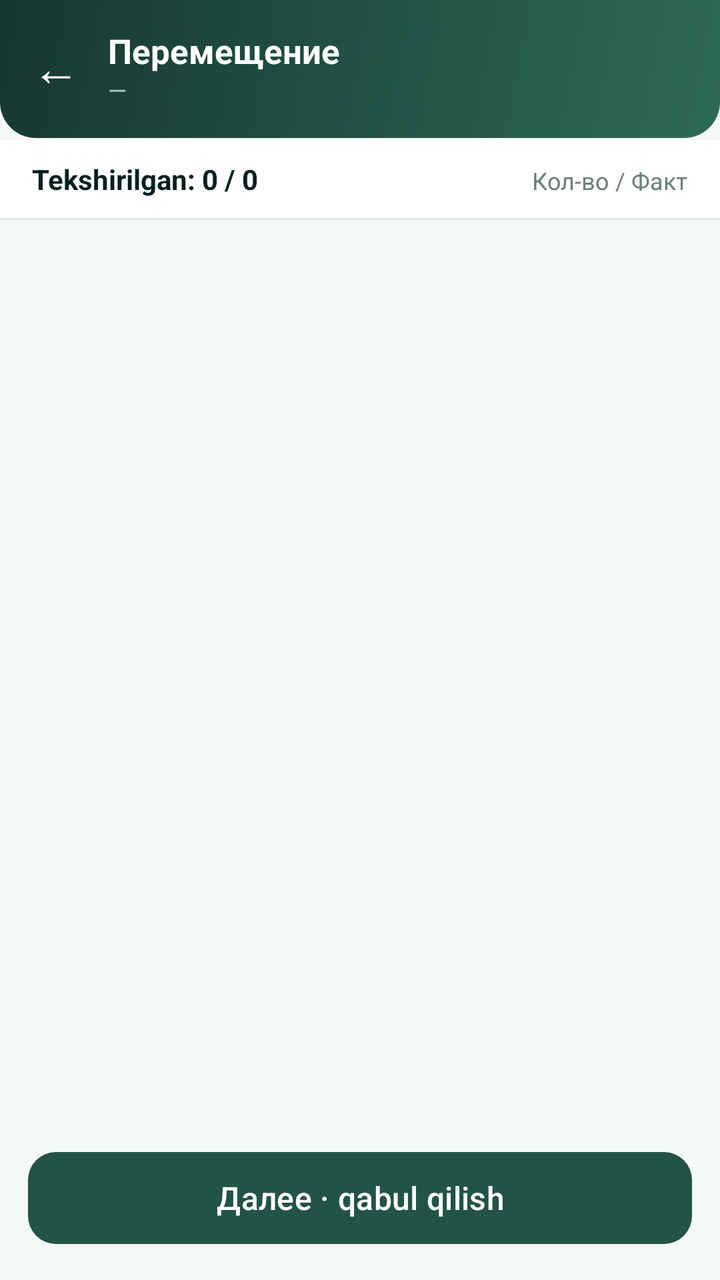
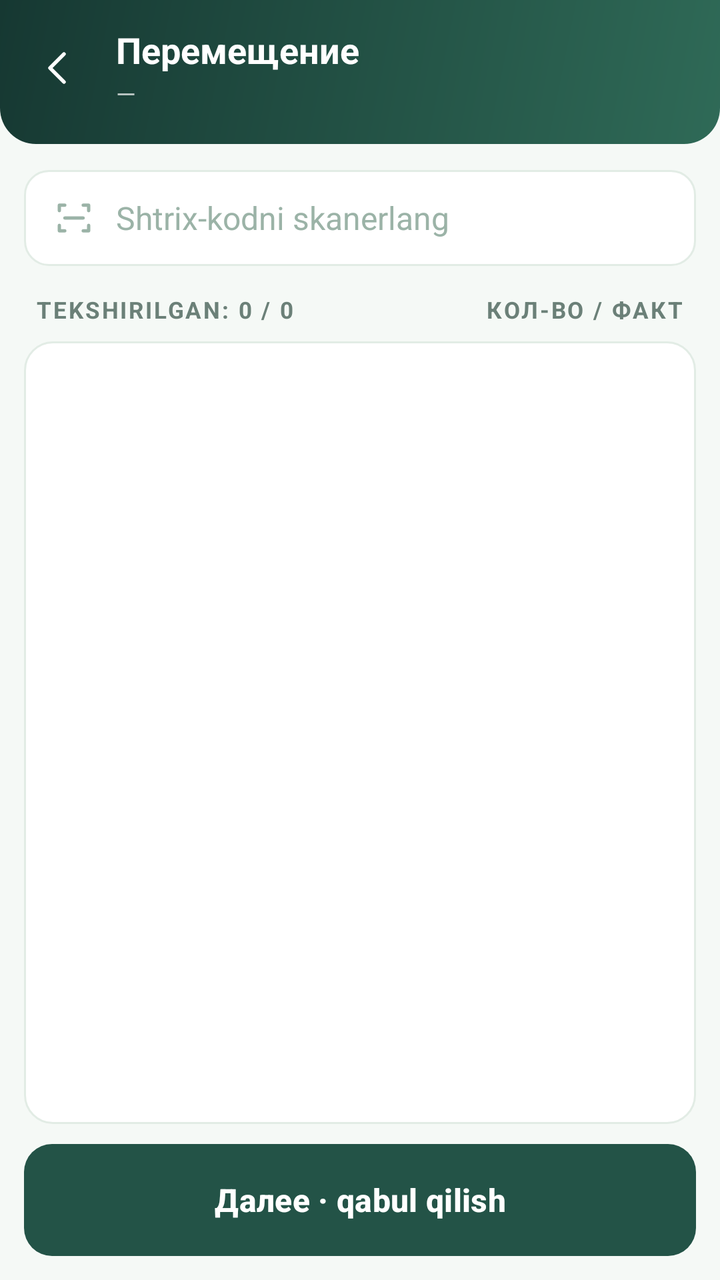

The first picture is an Android layout as it rendered before a commit; the second is the same layout after the commit. The layout source and the unified diff follow.
<!-- AndroidManifest.xml: application theme Theme.SevimliTZD -->
<!-- res/layout/activity_move_receive.xml -->
<?xml version="1.0" encoding="utf-8"?>
<LinearLayout xmlns:android="http://schemas.android.com/apk/res/android"
    xmlns:app="http://schemas.android.com/apk/res-auto"
    android:layout_width="match_parent"
    android:layout_height="match_parent"
    android:orientation="vertical"
    android:background="@color/bg_light">

    <LinearLayout
        android:layout_width="match_parent"
        android:layout_height="wrap_content"
        android:orientation="horizontal"
        android:gravity="center_vertical"
        android:background="@drawable/bg_header"
        android:paddingStart="16dp"
        android:paddingEnd="16dp"
        android:paddingTop="14dp"
        android:paddingBottom="16dp">

        <TextView
            android:id="@+id/btnBack"
            android:layout_width="wrap_content"
            android:layout_height="wrap_content"
            android:text="←"
            android:textColor="@color/white"
            android:textSize="24sp"
            android:paddingEnd="14dp" />

        <LinearLayout
            android:layout_width="0dp"
            android:layout_height="wrap_content"
            android:layout_weight="1"
            android:orientation="vertical">

            <TextView
                android:id="@+id/headerName"
                android:layout_width="wrap_content"
                android:layout_height="wrap_content"
                android:text="Перемещение"
                android:textColor="@color/white"
                android:textSize="17sp"
                android:textStyle="bold" />

            <TextView
                android:id="@+id/headerRoute"
                android:layout_width="wrap_content"
                android:layout_height="wrap_content"
                android:text="—"
                android:textColor="@color/white70"
                android:textSize="12sp" />
        </LinearLayout>
    </LinearLayout>

    <EditText
        android:id="@+id/scanInput"
        android:layout_width="1dp"
        android:layout_height="1dp"
        android:inputType="text"
        android:imeOptions="actionDone"
        android:background="@null"
        android:importantForAutofill="no" />

    <LinearLayout
        android:layout_width="match_parent"
        android:layout_height="wrap_content"
        android:orientation="horizontal"
        android:background="@color/white"
        android:paddingStart="16dp"
        android:paddingEnd="16dp"
        android:paddingTop="10dp"
        android:paddingBottom="10dp">

        <TextView
            android:id="@+id/progressText"
            android:layout_width="0dp"
            android:layout_height="wrap_content"
            android:layout_weight="1"
            android:text="Tekshirilgan: 0 / 0"
            android:textColor="@color/text_dark"
            android:textSize="14sp"
            android:textStyle="bold" />

        <TextView
            android:layout_width="wrap_content"
            android:layout_height="wrap_content"
            android:text="Кол-во / Факт"
            android:textColor="@color/text_gray"
            android:textSize="12sp" />
    </LinearLayout>

    <View
        android:layout_width="match_parent"
        android:layout_height="1dp"
        android:background="@color/card_stroke" />

    <ProgressBar
        android:id="@+id/loading"
        android:layout_width="30dp"
        android:layout_height="30dp"
        android:layout_gravity="center_horizontal"
        android:layout_margin="16dp"
        android:indeterminateTint="@color/brand"
        android:visibility="gone" />

    
    <androidx.recyclerview.widget.RecyclerView
        android:id="@+id/list"
        android:layout_width="match_parent"
        android:layout_height="0dp"
        android:layout_weight="1"
        android:overScrollMode="never"
        android:scrollbars="vertical" />

    <com.google.android.material.button.MaterialButton
        android:id="@+id/btnConfirm"
        android:layout_width="match_parent"
        android:layout_height="54dp"
        android:layout_margin="14dp"
        android:text="Далее · qabul qilish"
        android:textAllCaps="false"
        android:textSize="16sp"
        app:backgroundTint="@color/brand"
        app:cornerRadius="14dp" />
</LinearLayout>
<!-- resources referenced by this layout -->
<resources>
  <color name="bg_light">#F5F9F6</color>
  <color name="brand">#235347</color>
  <color name="card_stroke">#E2ECE5</color>
  <color name="text_dark">#051F20</color>
  <color name="text_gray">#6B8078</color>
  <color name="white">#FFFFFF</color>
  <color name="white70">#B3FFFFFF</color>
  <color name="brand_soft">#2F6A57</color>
  <color name="brand_dark">#163832</color>
  <!-- unchanged entries left out for length: 6 -->
</resources>

<!-- the commit's change to res/layout/activity_move_receive.xml (unified diff, before → after) -->
@@ -12,43 +12,43 @@
         android:orientation="horizontal"
         android:gravity="center_vertical"
         android:background="@drawable/bg_header"
-        android:paddingStart="16dp"
-        android:paddingEnd="16dp"
-        android:paddingTop="14dp"
-        android:paddingBottom="16dp">
+        android:paddingStart="6dp"
+        android:paddingEnd="8dp"
+        android:paddingTop="10dp"
+        android:paddingBottom="14dp">
 
-        <TextView
+        <ImageView
             android:id="@+id/btnBack"
-            android:layout_width="wrap_content"
-            android:layout_height="wrap_content"
-            android:text="←"
-            android:textColor="@color/white"
-            android:textSize="24sp"
-            android:paddingEnd="14dp" />
+            android:layout_width="48dp"
+            android:layout_height="48dp"
+            android:padding="12dp"
+            android:src="@drawable/j_ic_back"
+            app:tint="@color/white"
+            android:background="?attr/selectableItemBackgroundBorderless"
+            android:contentDescription="Orqaga" />
 
         <LinearLayout
             android:layout_width="0dp"
             android:layout_height="wrap_content"
             android:layout_weight="1"
+            android:layout_marginStart="4dp"
             android:orientation="vertical">
 
             <TextView
                 android:id="@+id/headerName"
-                android:layout_width="wrap_content"
-                android:layout_height="wrap_content"
-                android:text="Перемещение"
-                android:textColor="@color/white"
-                android:textSize="17sp"
-                android:textStyle="bold" />
+                style="@style/J.HeadTitle"
+                android:textSize="18sp"
+                android:maxLines="1"
+                android:ellipsize="end"
+                android:text="Перемещение" />
 
             <TextView
                 android:id="@+id/headerRoute"
-                android:layout_width="wrap_content"
-                android:layout_height="wrap_content"
-                android:text="—"
-                android:textColor="@color/white70"
-                android:textSize="12sp" />
+                style="@style/J.HeadSub"
+                android:layout_marginTop="1dp"
+                android:text="—" />
         </LinearLayout>
+
     </LinearLayout>
 
     <EditText
@@ -64,61 +64,81 @@
         android:layout_width="match_parent"
         android:layout_height="wrap_content"
         android:orientation="horizontal"
-        android:background="@color/white"
-        android:paddingStart="16dp"
-        android:paddingEnd="16dp"
-        android:paddingTop="10dp"
-        android:paddingBottom="10dp">
+        android:gravity="center_vertical"
+        android:layout_marginStart="12dp"
+        android:layout_marginEnd="12dp"
+        android:layout_marginTop="12dp"
+        android:paddingStart="14dp"
+        android:paddingEnd="14dp"
+        android:paddingTop="13dp"
+        android:paddingBottom="13dp"
+        android:background="@drawable/j_field">
+
+        <ImageView
+            android:layout_width="22dp"
+            android:layout_height="22dp"
+            android:src="@drawable/j_ic_scan"
+            app:tint="#9BB3A7"
+            android:contentDescription="Skan" />
+
+        <TextView
+            style="@style/J.Body"
+            android:layout_width="0dp"
+            android:layout_weight="1"
+            android:layout_marginStart="10dp"
+            android:textColor="#9BB3A7"
+            android:text="Shtrix-kodni skanerlang" />
+
+    </LinearLayout>
+
+    <LinearLayout
+        android:layout_width="match_parent"
+        android:layout_height="wrap_content"
+        android:orientation="horizontal"
+        android:gravity="center_vertical"
+        android:paddingStart="18dp"
+        android:paddingEnd="18dp"
+        android:paddingTop="14dp"
+        android:paddingBottom="8dp">
 
         <TextView
             android:id="@+id/progressText"
+            style="@style/J.Sec"
             android:layout_width="0dp"
-            android:layout_height="wrap_content"
             android:layout_weight="1"
-            android:text="Tekshirilgan: 0 / 0"
-            android:textColor="@color/text_dark"
-            android:textSize="14sp"
-            android:textStyle="bold" />
+            android:text="Tekshirilgan: 0 / 0" />
 
         <TextView
-            android:layout_width="wrap_content"
-            android:layout_height="wrap_content"
-            android:text="Кол-во / Факт"
-            android:textColor="@color/text_gray"
-            android:textSize="12sp" />
+            style="@style/J.Sec"
+            android:text="Кол-во / Факт" />
     </LinearLayout>
-
-    <View
-        android:layout_width="match_parent"
-        android:layout_height="1dp"
-        android:background="@color/card_stroke" />
 
     <ProgressBar
         android:id="@+id/loading"
         android:layout_width="30dp"
         android:layout_height="30dp"
         android:layout_gravity="center_horizontal"
-        android:layout_margin="16dp"
+        android:layout_margin="10dp"
         android:indeterminateTint="@color/brand"
         android:visibility="gone" />
 
-    
     <androidx.recyclerview.widget.RecyclerView
         android:id="@+id/list"
         android:layout_width="match_parent"
         android:layout_height="0dp"
         android:layout_weight="1"
+        android:layout_marginStart="12dp"
+        android:layout_marginEnd="12dp"
+        android:background="@drawable/j_card"
         android:overScrollMode="never"
         android:scrollbars="vertical" />
 
     <com.google.android.material.button.MaterialButton
         android:id="@+id/btnConfirm"
-        android:layout_width="match_parent"
-        android:layout_height="54dp"
-        android:layout_margin="14dp"
-        android:text="Далее · qabul qilish"
-        android:textAllCaps="false"
-        android:textSize="16sp"
-        app:backgroundTint="@color/brand"
-        app:cornerRadius="14dp" />
+        style="@style/J.Btn.Primary"
+        android:layout_marginStart="12dp"
+        android:layout_marginEnd="12dp"
+        android:layout_marginTop="10dp"
+        android:layout_marginBottom="12dp"
+        android:text="Далее · qabul qilish" />
 </LinearLayout>
<!-- resource entries referenced after the edit -->
@@ -4,8 +4,75 @@
   <color name="brand">#235347</color>
   <color name="card_stroke">#E2ECE5</color>
   <color name="text_dark">#051F20</color>
+  <style name="J.Btn" parent="Widget.Material3.Button">
+          <item name="android:layout_width">match_parent</item>
+          <item name="android:layout_height">56dp</item>
+          <item name="android:textSize">16sp</item>
+          <item name="android:textAllCaps">false</item>
+          <item name="android:textStyle">bold</item>
+          <item name="cornerRadius">14dp</item>
+          
+          <item name="android:insetTop">0dp</item>
+          <item name="android:insetBottom">0dp</item>
+      </style>
   <color name="text_gray">#6B8078</color>
   <color name="white">#FFFFFF</color>
+  <!-- drawable j_card (drawable) -->
+  <shape xmlns:android="http://schemas.android.com/apk/res/android" android:shape="rectangle">
+      <solid android:color="@color/white"/>
+      <corners android:radius="14dp"/>
+      <stroke android:width="1dp" android:color="@color/card_stroke"/></shape>
+  <!-- drawable j_field (drawable) -->
+  <shape xmlns:android="http://schemas.android.com/apk/res/android" android:shape="rectangle">
+      <solid android:color="@color/white"/>
+      <corners android:radius="12dp"/>
+      <stroke android:width="1dp" android:color="@color/card_stroke"/></shape>
+  <!-- drawable j_ic_back (drawable) -->
+  <vector xmlns:android="http://schemas.android.com/apk/res/android"
+      android:width="24dp" android:height="24dp"
+      android:viewportWidth="24" android:viewportHeight="24"
+      android:tint="@color/brand">
+      <path android:pathData="M14,5 L7,12 L14,19" android:strokeColor="#FF000000" android:strokeWidth="1.8" android:strokeLineCap="round" android:strokeLineJoin="round" android:fillColor="#00000000"/>
+  </vector>
+  <!-- drawable j_ic_scan (drawable) -->
+  <vector xmlns:android="http://schemas.android.com/apk/res/android"
+      android:width="24dp" android:height="24dp"
+      android:viewportWidth="24" android:viewportHeight="24"
+      android:tint="@color/brand">
+      <path android:pathData="M4,8 L4,5 L7,5 M20,8 L20,5 L17,5 M4,16 L4,19 L7,19 M20,16 L20,19 L17,19 M7,12 L17,12" android:strokeColor="#FF000000" android:strokeWidth="1.8" android:strokeLineCap="round" android:strokeLineJoin="round" android:fillColor="#00000000"/>
+  </vector>
+  <style name="J.Body" parent="">
+          <item name="android:layout_width">wrap_content</item>
+          <item name="android:layout_height">wrap_content</item>
+          <item name="android:textSize">16sp</item>
+          <item name="android:textColor">@color/text_dark</item>
+      </style>
+  <style name="J.Btn.Primary" parent="J.Btn">
+          <item name="backgroundTint">@color/brand</item>
+          <item name="android:textColor">@color/white</item>
+      </style>
+  <style name="J.HeadSub" parent="">
+          <item name="android:layout_width">wrap_content</item>
+          <item name="android:layout_height">wrap_content</item>
+          <item name="android:textSize">12.5sp</item>
+          <item name="android:textColor">@color/white70</item>
+      </style>
+  <style name="J.HeadTitle" parent="">
+          <item name="android:layout_width">wrap_content</item>
+          <item name="android:layout_height">wrap_content</item>
+          <item name="android:textSize">19sp</item>
+          <item name="android:textStyle">bold</item>
+          <item name="android:textColor">@color/white</item>
+      </style>
+  <style name="J.Sec" parent="">
+          <item name="android:layout_width">wrap_content</item>
+          <item name="android:layout_height">wrap_content</item>
+          <item name="android:textSize">11.5sp</item>
+          <item name="android:textStyle">bold</item>
+          <item name="android:textAllCaps">true</item>
+          <item name="android:letterSpacing">0.08</item>
+          <item name="android:textColor">@color/text_gray</item>
+      </style>
   <color name="white70">#B3FFFFFF</color>
   <color name="brand_soft">#2F6A57</color>
   <color name="brand_dark">#163832</color>
